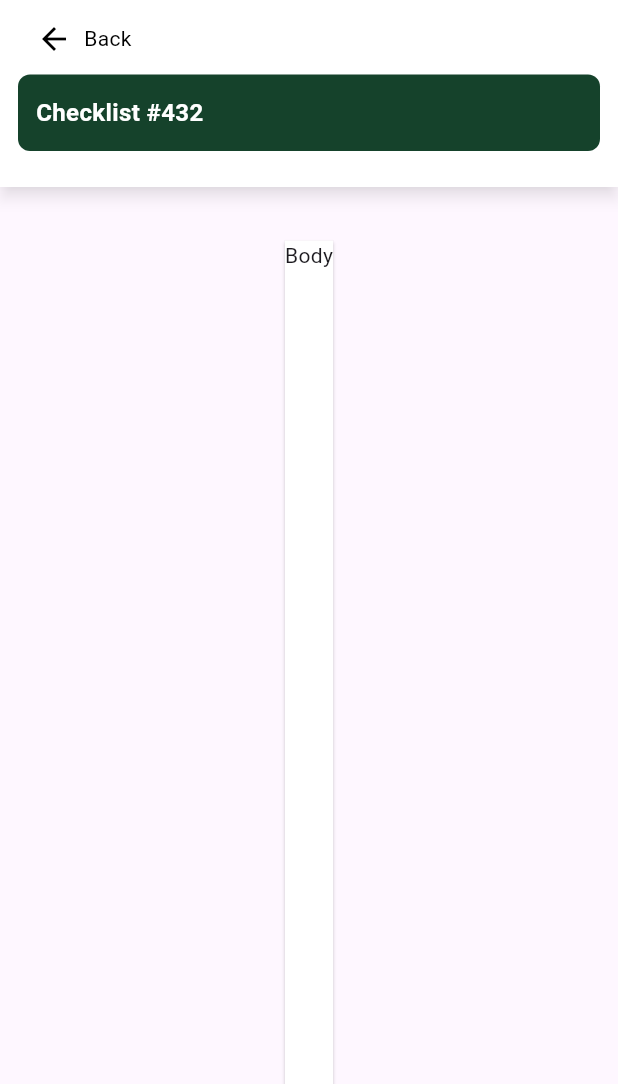
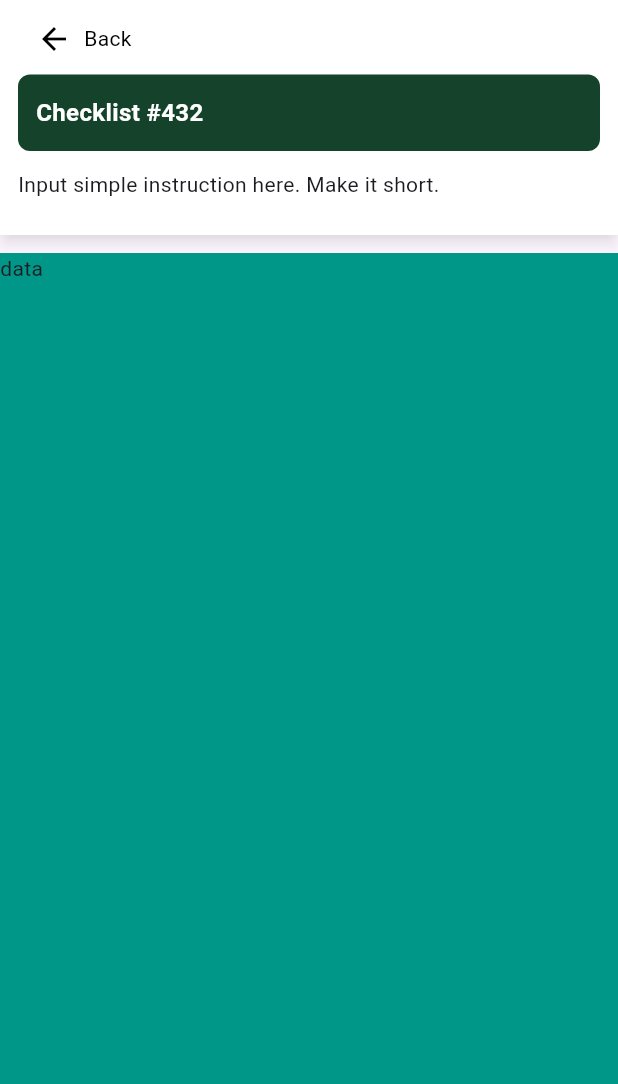
Before and after one commit to jamydevelop/Wilcon-Phase-2, a Flutter app: the ChecklistSummaryPage screen opened directly, on a phone screen of 412 x 824 dp, the part 152-1236 px from its top. Run offline on Flutter 3.47's test engine with Material 3 defaults, Android fonts, the light colour scheme and no system bars.

Commit message:
added initial update on Checklist summary

```diff
--- a/wilcon_phase2/lib/module/checklist/checklist_summary/presentation/checklist_summary_page.dart
+++ b/wilcon_phase2/lib/module/checklist/checklist_summary/presentation/checklist_summary_page.dart
@@ -24,17 +24,14 @@ class _ChecklistSummaryPageState extends State<ChecklistSummaryPage> {
               shadowColor: Colors.black45, // Optional: To control shadow color
               child: ChecklistAppbarContainerWidget(),
             ),
-            const SizedBox(height: 23.69),
             const SizedBox(height: 12),
             Expanded(
-              child: Card(
-                margin: const EdgeInsets.all(0),
-                color: Colors.white,
-                elevation: 1.0, // Adjust the elevation value as needed
-                shape: RoundedRectangleBorder(
-                  borderRadius: BorderRadius.circular(0.0),
+              child: SizedBox(
+                child: Container(
+                  width: double.infinity,
+                  color: Colors.teal,
+                  child: const Text("data"),
                 ),
-                child: const Text('Body'),
               ),
             ),
           ],
--- a/wilcon_phase2/lib/module/checklist/checklist_summary/widget/checklist_appbar_container_widget.dart
+++ b/wilcon_phase2/lib/module/checklist/checklist_summary/widget/checklist_appbar_container_widget.dart
@@ -29,6 +29,11 @@ class _ChecklistAppbarContainerWidgetState
               text: 'Checklist #432',
               isYellow: false,
             ),
+            SizedBox(height: 12),
+            Align(
+              alignment: Alignment.centerLeft,
+              child: Text('Input simple instruction here. Make it short.'),
+            ),
             SizedBox(height: 24),
           ],
         ),
```
